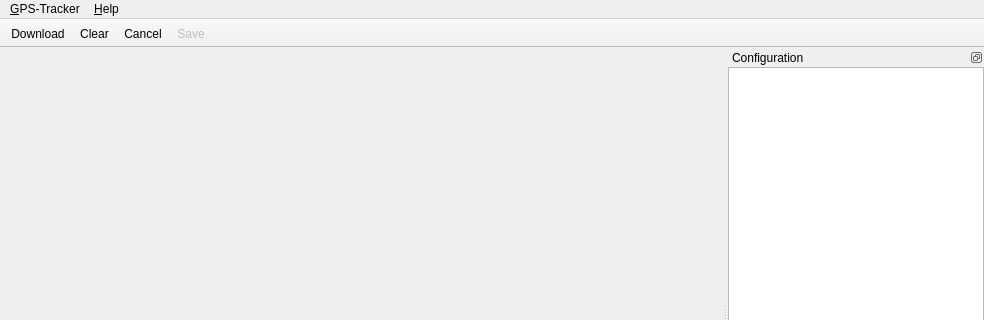
mnalis/igotu2gpx, file src/igotugui/igotugui.ui: the form before one commit; both pictures show x 0 to 984 and y 0 to 320 of the 984 by 600 pixel window.
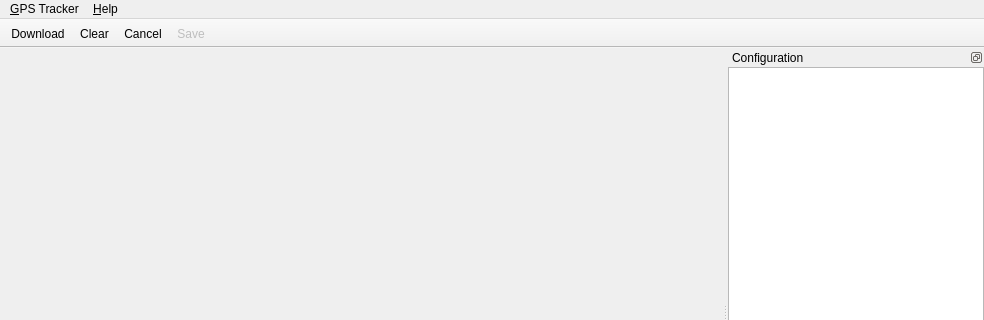
The form after the commit.

The edit to the form file:
```diff
--- a/src/igotugui/igotugui.ui
+++ b/src/igotugui/igotugui.ui
@@ -31,7 +31,7 @@
    </property>
    <widget class="QMenu" name="menuFile">
     <property name="title">
-     <string>&amp;GPS-Tracker</string>
+     <string>&amp;GPS Tracker</string>
     </property>
     <addaction name="actionReload"/>
     <addaction name="actionPurge"/>
```
